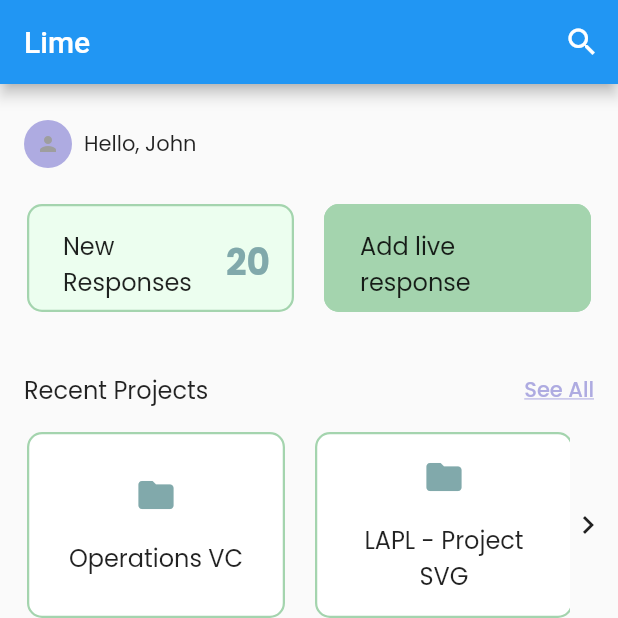
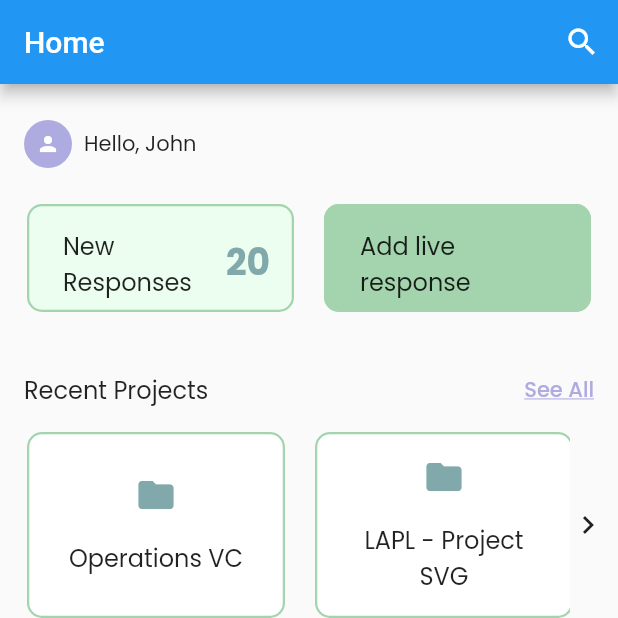
Before and after one commit to BlessedYahaya/LimeMobile, a Flutter app: the screen it shows after launch, on a phone screen of 412 x 824 dp, the top half of it. Run offline on Flutter 3.47's test engine with Material 2 defaults, Android fonts, the phone set to English and light mode, and no system bars; our stand-ins replace flutter_dotenv, sentry, shared_preferences; accounts and stored records are empty; generated files the repository leaves out were written again.

Commit message:
add page titles to all fragments, remove unused model

```diff
--- a/lib/fragments/home.dart
+++ b/lib/fragments/home.dart
@@ -42,7 +42,7 @@ class _HomeFragmentState extends State<HomeFragment> {
   Widget build(BuildContext context) {
     return LScaffold(
       appBar: AppBar(
-        title: Text('Lime'),
+        title: Text('Home'),
         actions: <Widget>[
           IconButton(icon: Icon(Icons.search), onPressed: () {})
         ],
@@ -71,7 +71,7 @@ class _HomeFragmentState extends State<HomeFragment> {
                                     store.user.picture.isEmpty)
                                 ? Icon(
                                     Icons.person,
-                                    color: Colors.grey,
+                                    color: Colors.white,
                                     size: 16,
                                   )
                                 : null,
--- a/lib/fragments/projects.dart
+++ b/lib/fragments/projects.dart
@@ -35,7 +35,7 @@ class _ProjectsFragmentState extends State<ProjectsFragment> {
   Widget build(BuildContext context) {
     return LScaffold(
       appBar: AppBar(
-        title: Text('Lime'),
+        title: Text('Projects'),
         actions: <Widget>[
           IconButton(icon: Icon(Icons.search), onPressed: () {})
         ],
```
Also changed, not shown: lib/views/dashboard.dart (+0 -8 lines).
